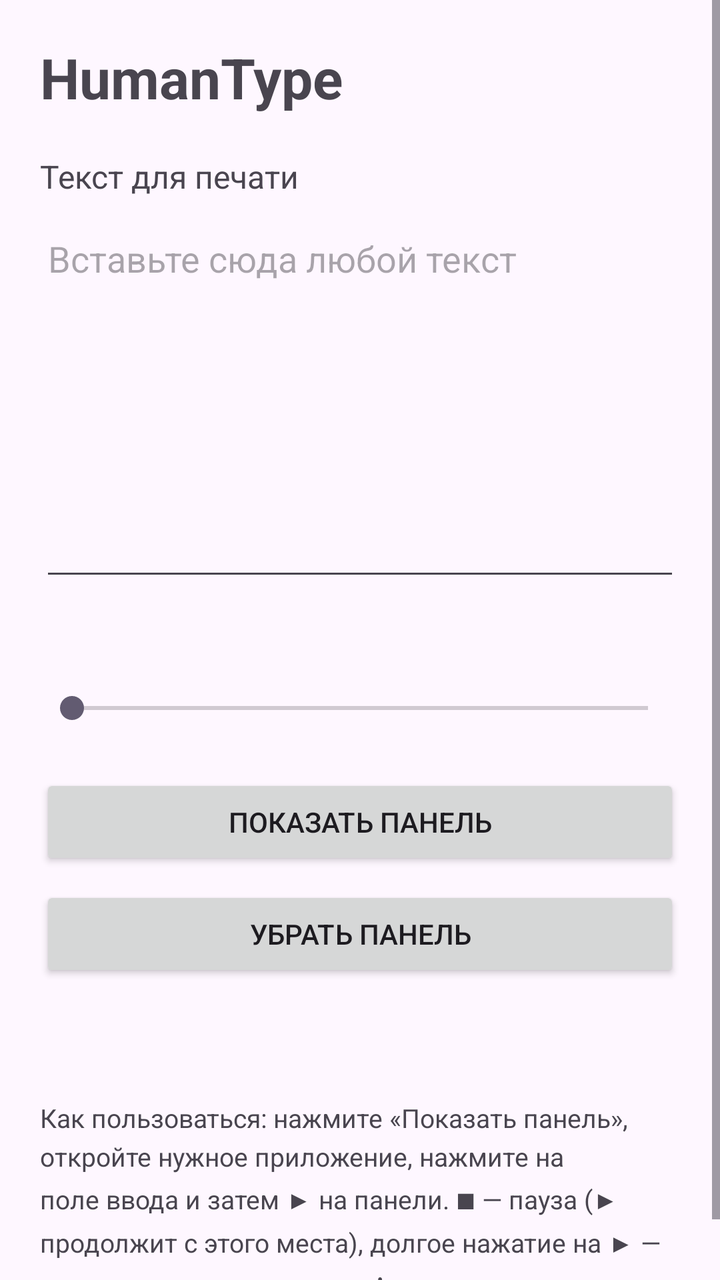
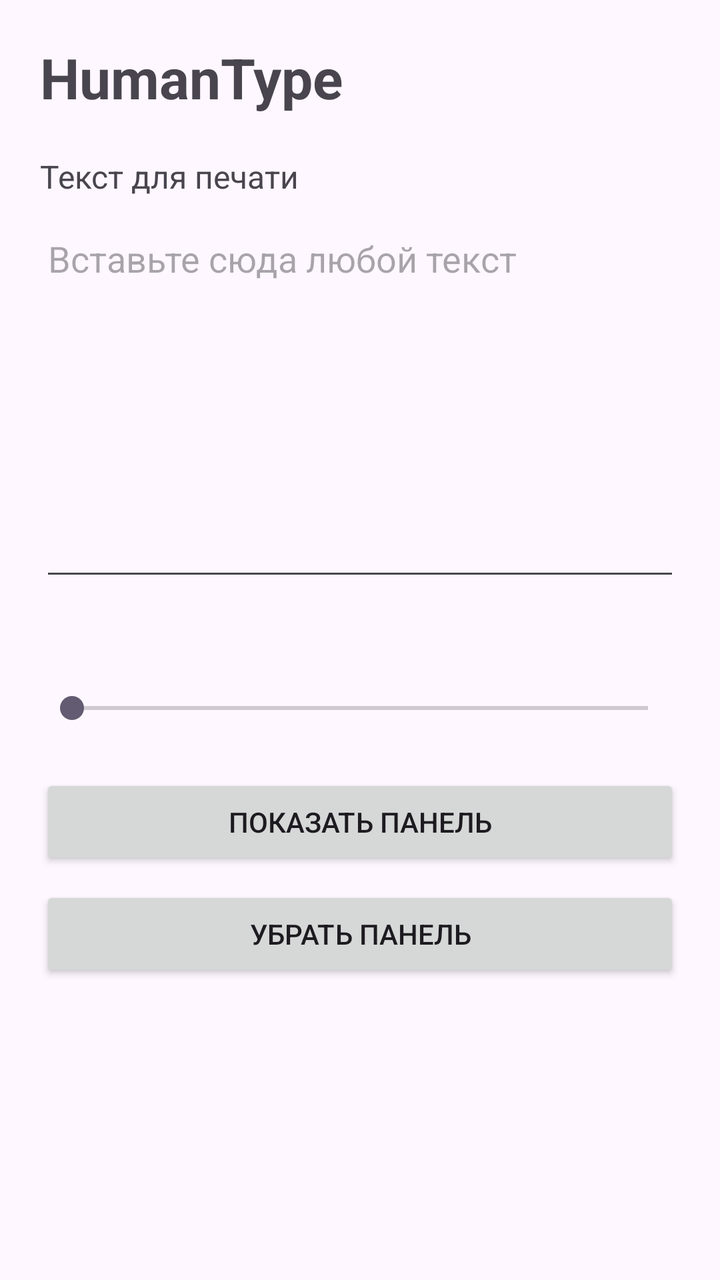

Screens rendered from an Android XML layout before and after an edit, with the pre-edit source and the edit as a unified diff.
<!-- AndroidManifest.xml: application theme Theme.HumanType -->
<!-- res/layout/activity_main.xml -->
<?xml version="1.0" encoding="utf-8"?>
<ScrollView xmlns:android="http://schemas.android.com/apk/res/android"
    android:layout_width="match_parent"
    android:layout_height="match_parent"
    android:fillViewport="true">

    <LinearLayout
        android:layout_width="match_parent"
        android:layout_height="wrap_content"
        android:orientation="vertical"
        android:padding="20dp">

        <TextView
            android:layout_width="wrap_content"
            android:layout_height="wrap_content"
            android:text="HumanType"
            android:textSize="28sp"
            android:textStyle="bold" />

        <TextView
            android:layout_width="wrap_content"
            android:layout_height="wrap_content"
            android:layout_marginTop="20dp"
            android:text="Текст для печати"
            android:textSize="16sp" />

        <EditText
            android:id="@+id/text_input"
            android:layout_width="match_parent"
            android:layout_height="wrap_content"
            android:layout_marginTop="8dp"
            android:gravity="top"
            android:hint="Вставьте сюда любой текст"
            android:inputType="textMultiLine"
            android:minLines="8" />

        <TextView
            android:id="@+id/btn_more"
            android:layout_width="wrap_content"
            android:layout_height="wrap_content"
            android:background="?attr/selectableItemBackground"
            android:clickable="true"
            android:focusable="true"
            android:minHeight="48dp"
            android:gravity="center_vertical"
            android:text="Показать ещё"
            android:textColor="?attr/colorPrimary"
            android:textSize="15sp"
            android:textStyle="bold"
            android:visibility="gone" />

        <TextView
            android:id="@+id/speed_label"
            android:layout_width="wrap_content"
            android:layout_height="wrap_content"
            android:layout_marginTop="20dp"
            android:textSize="16sp" />

        <SeekBar
            android:id="@+id/seek_speed"
            android:layout_width="match_parent"
            android:layout_height="wrap_content"
            android:layout_marginTop="8dp"
            android:max="399" />

        <Button
            android:id="@+id/btn_panel"
            android:layout_width="match_parent"
            android:layout_height="wrap_content"
            android:layout_marginTop="24dp"
            android:text="Показать панель" />

        <Button
            android:id="@+id/btn_hide"
            android:layout_width="match_parent"
            android:layout_height="wrap_content"
            android:layout_marginTop="8dp"
            android:text="Убрать панель" />

        <TextView
            android:id="@+id/setup_status"
            android:layout_width="match_parent"
            android:layout_height="wrap_content"
            android:layout_marginTop="24dp"
            android:lineSpacingExtra="4dp"
            android:textSize="14sp" />

        <TextView
            android:layout_width="match_parent"
            android:layout_height="wrap_content"
            android:layout_marginTop="16dp"
            android:lineSpacingExtra="4dp"
            android:text="Как пользоваться: нажмите «Показать панель», откройте нужное приложение, нажмите на поле ввода и затем ▶ на панели. ■ — пауза (▶ продолжит с этого места), долгое нажатие на ▶ — печатать заново с начала. ✥ — перетащить панель."
            android:textSize="13sp" />
    </LinearLayout>
</ScrollView>
<!-- resources referenced by this layout -->
<resources>
  <style name="Theme.HumanType" parent="Theme.Material3.DayNight.NoActionBar">
          <item name="colorPrimary">#3B6EF5</item>
      </style>
</resources>

<!-- the commit's change to res/layout/activity_main.xml (unified diff, before → after) -->
@@ -85,12 +85,5 @@
             android:lineSpacingExtra="4dp"
             android:textSize="14sp" />
 
-        <TextView
-            android:layout_width="match_parent"
-            android:layout_height="wrap_content"
-            android:layout_marginTop="16dp"
-            android:lineSpacingExtra="4dp"
-            android:text="Как пользоваться: нажмите «Показать панель», откройте нужное приложение, нажмите на поле ввода и затем ▶ на панели. ■ — пауза (▶ продолжит с этого места), долгое нажатие на ▶ — печатать заново с начала. ✥ — перетащить панель."
-            android:textSize="13sp" />
     </LinearLayout>
 </ScrollView>
